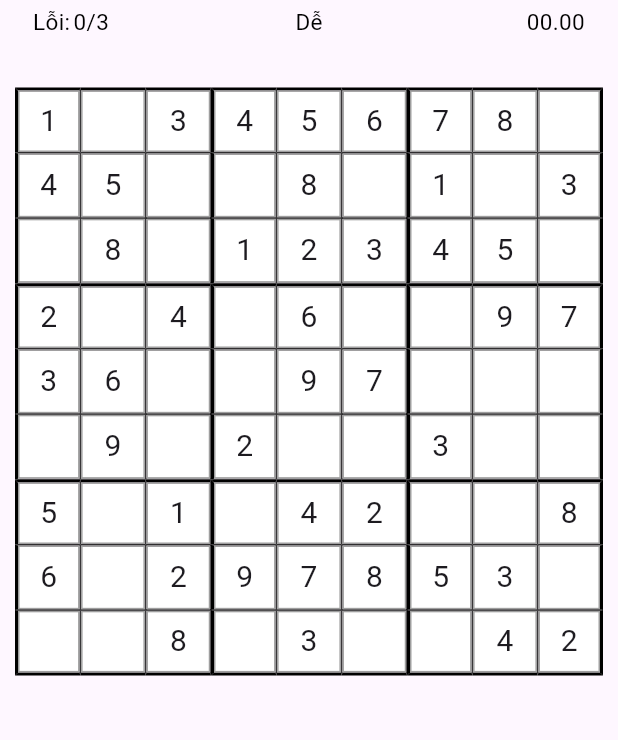
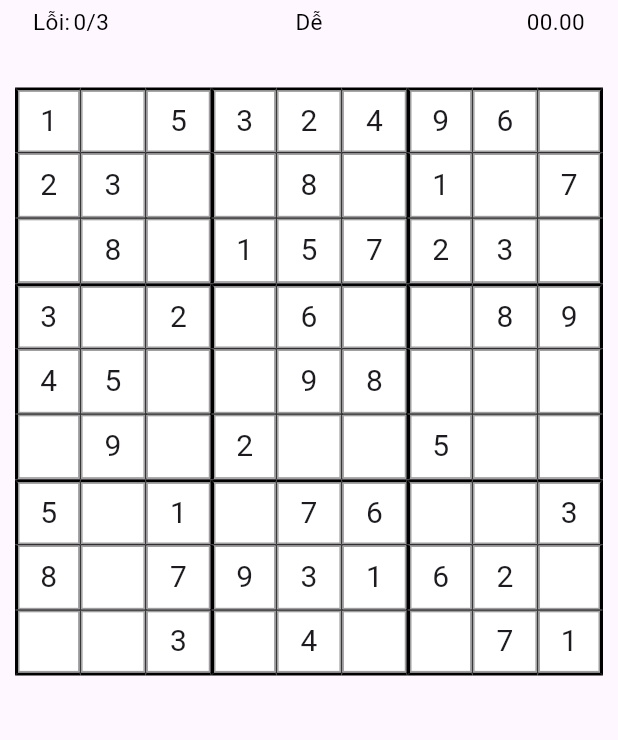
Before and after one commit to NamkhOa1412/Doan_Sudoku, a Flutter app: the Sudoku_Screen screen opened directly, on a phone screen of 412 x 824 dp. Shown: the part 167-907 px from the top of the screen. Run offline on Flutter 3.47's test engine with Material 3 defaults, Android fonts, the phone set to English and light mode, and no system bars.

Commit message:
add Input number and fix random new game

```diff
--- a/sudoku/lib/Sudoku_provider.dart/CreateSudokuStart.dart
+++ b/sudoku/lib/Sudoku_provider.dart/CreateSudokuStart.dart
@@ -5,6 +5,11 @@ import 'package:flutter/cupertino.dart';
 class SudokuStart extends ChangeNotifier{
   // Tạo bảng Sudoku 9x9 trống
   List<List<int>> _board = List.generate(9, (_) => List.filled(9, 0));
+  List<List<bool>> _editableCells = List.generate(9, (_) => List.filled(9, true));
+  List<List<int>> boardcur =[];
+  List<List<int>> board_result =[];
+  int? _selectedRow;
+  int? _selectedCol;
 
   // Kiểm tra xem một số có thể đặt tại vị trí (row, col) hay không
   bool _canPlace(int num, int row, int col) {
@@ -33,7 +38,12 @@ class SudokuStart extends ChangeNotifier{
       col = 0;
     }
 
-    for (int num = 1; num <= 9; num++) {
+    List<int> numbers = List.generate(9, (index) => index + 1);
+    if (row == 0) {
+      numbers.shuffle();
+    }
+
+    for (int num in numbers) {
       if (_canPlace(num, row, col)) {
         _board[row][col] = num;
         if (_fillBoard(row, col + 1)) return true;
@@ -51,6 +61,7 @@ class SudokuStart extends ChangeNotifier{
   }
 
   void _removeDigits(List<List<int>> board, int numToRemove) {
+
     Random random = Random();
     while (numToRemove > 0) {
       int row = random.nextInt(9);
@@ -61,22 +72,48 @@ class SudokuStart extends ChangeNotifier{
         numToRemove--;
       }
     }
+
   }
 
   // Tạo mảng ban đầu cho game Sudoku
   List<List<int>> createSudokuPuzzle(int numToRemove) {
-    print(123);
     SudokuStart generator = SudokuStart();
     List<List<int>> board = generator.generateSudoku();
     _removeDigits(board, numToRemove);
+    boardcur = board;
     return board;
   }
 
-  // In mảng Sudoku xuống dòng
-  void printBoard(List<List<int>> board) {
-    debugPrint("mang");
-    for (var row in board) {
-      debugPrint(row.toString());
+  // Đặt số tại vị trí ô đã chọn
+  void placeNumber(int number) {
+    try {
+      if (_selectedRow != null && _selectedCol != null && _editableCells[_selectedRow!][_selectedCol!]) {
+        if(boardcur[_selectedRow!][_selectedCol!] == 0 ) {
+          // if ([_selectedRow!][_selectedCol!] == number) {
+            boardcur[_selectedRow!][_selectedCol!] = number;
+            notifyListeners();
+          // }
+          // else {
+          //   print("nhap sai kq");
+          // }
+
+        }
+        else { print("lỗi"); }
+      }
+    } catch (e) {
+      print("Error: $e");
+    }
+  }
+
+  void selectCell(int row, int col) {
+    try {
+      if (_editableCells[row][col]) {
+        _selectedRow = row;
+        _selectedCol = col;
+        notifyListeners();
+      }
+    } catch (e) {
+      print("Error: $e");
     }
   }
 }
--- a/sudoku/lib/Sudoku_provider.dart/Provider.dart
+++ b/sudoku/lib/Sudoku_provider.dart/Provider.dart
@@ -31,7 +31,7 @@ class SudokuColorProvider extends ChangeNotifier {
           cellColors[i][j] = Colors.grey[400] ?? Colors.grey;
         }
       }
-      cellColors[row][col] = Colors.grey;
+      cellColors[row][col] = Colors.lightBlue;
 
       notifyListeners();
     // });
--- a/sudoku/lib/Untils/btn-number.dart
+++ b/sudoku/lib/Untils/btn-number.dart
@@ -1,5 +1,7 @@
 import 'package:flutter/cupertino.dart';
 import 'package:flutter/material.dart';
+import 'package:provider/provider.dart';
+import 'package:sudoku/Sudoku_provider.dart/CreateSudokuStart.dart';
 
 class Button_Number extends StatelessWidget {
   final double width;
@@ -17,6 +19,7 @@ class Button_Number extends StatelessWidget {
     return GestureDetector(
       onTap: () {
         //nhập giá trị lên ma trận
+        Provider.of<SudokuStart>(context, listen: false).placeNumber(data);
       },
       child: Container(
         width: width / 12,
--- a/sudoku/lib/sudoku_widget/sudoku_play_screen.dart
+++ b/sudoku/lib/sudoku_widget/sudoku_play_screen.dart
@@ -30,7 +30,12 @@ class _Sudoku_ScreenState extends State<Sudoku_Screen> {
           title: "Sudoku",
           actions: [],
         ),
-      body: Column(
+        body: MultiProvider(
+        providers: [
+          ChangeNotifierProvider(create: (_) => SudokuStart()),
+          ChangeNotifierProvider(create: (_) => SudokuColorProvider()),
+        ],
+          child: Column(
             children: [
               //Điểm số, cấp độ, số lần lỗi và thờ gian
               Expanded(
@@ -45,16 +50,19 @@ class _Sudoku_ScreenState extends State<Sudoku_Screen> {
                   child: Center(
                     child: AspectRatio(
                       aspectRatio: 1,
-                  child:  MultiProvider(
-                    providers: [
-                      ChangeNotifierProvider(create: (_) => SudokuStart()),
-                      ChangeNotifierProvider(create: (_) => SudokuColorProvider()),
-                    ],
-                    child:  SudokuGrid(
+                      child:
+                      // MultiProvider(
+                      //   providers: [
+                      //     ChangeNotifierProvider(create: (_) => SudokuStart()),
+                      //     ChangeNotifierProvider(create: (_) => SudokuColorProvider()),
+                      //   ],
+                      //   child:
+                        SudokuGrid(
                           grid: grid,
                           editableCells: editableCells,
+                          lever: widget.lever,
                         ),
-                  ),
+                      // ),
                     ),
                   ),
                       ),
@@ -75,13 +83,20 @@ class _Sudoku_ScreenState extends State<Sudoku_Screen> {
                       Row(
                         mainAxisAlignment: MainAxisAlignment.spaceEvenly,
                         children: List.generate(9, (index) {
-                      return Button_Number(data: index + 1, width: width,);
+                          return Button_Number(data: index + 1, width: width);
+                          // return  MultiProvider(
+                          //   providers: [
+                          //     ChangeNotifierProvider(create: (_) => SudokuStart()),
+                          //   ],
+                          //   child:  Button_Number(data: index + 1, width: width)
+                          // );
                         })
                 ),
                     ],
                   )
               )
             ],
+          ),
         )
       );
     }
--- a/sudoku/lib/sudoku_widget/widget/sudoku_grid.dart
+++ b/sudoku/lib/sudoku_widget/widget/sudoku_grid.dart
@@ -7,8 +7,9 @@ import 'sudoku_cell.dart';
 class SudokuGrid extends StatefulWidget {
   final List<List<int>> grid;
   final List<List<bool>> editableCells;
+  final String lever;
 
-  SudokuGrid({required this.grid, required this.editableCells});
+  SudokuGrid({required this.grid, required this.editableCells, required this.lever});
   @override
   _SudokuGridState createState() => _SudokuGridState();
 }
@@ -20,12 +21,13 @@ class _SudokuGridState extends State<SudokuGrid> {
   void initState() {
     super.initState();
     // Initialize the Sudoku puzzle once
-    sudokuBoard = Provider.of<SudokuStart>(context, listen: false).createSudokuPuzzle(35);
+    sudokuBoard = Provider.of<SudokuStart>(context, listen: false).createSudokuPuzzle(widget.lever == "Dễ" ? 35 : 45);
   }
 
   @override
   Widget build(BuildContext context) {
     final color = Provider.of<SudokuColorProvider>(context);
+    final sudoku = Provider.of<SudokuStart>(context);
     return GridView.builder(
       gridDelegate: SliverGridDelegateWithFixedCrossAxisCount(
         crossAxisCount: 9,
@@ -53,7 +55,10 @@ class _SudokuGridState extends State<SudokuGrid> {
             onChanged: (newValue) {
               widget.grid[row][col] = newValue;
             },
-            onTap: () => color.ChangeColor(row, col),
+            onTap: () {
+             color.ChangeColor(row, col);
+             sudoku.selectCell(row, col);
+            },
           ),
         );
       },
```
Also changed, not shown: sudoku/pubspec.lock. Lines whose indentation alone changed are shown as unchanged.
